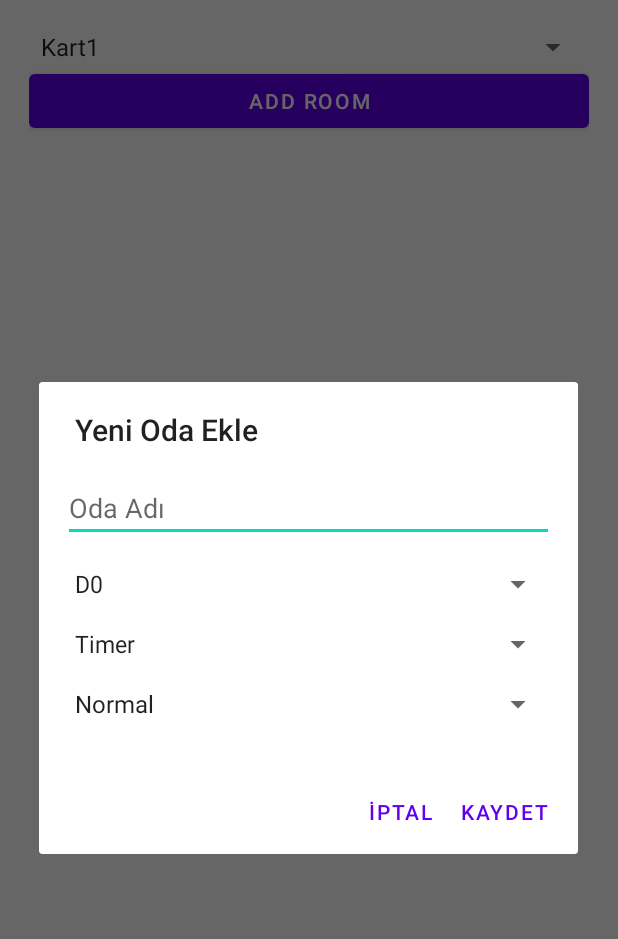
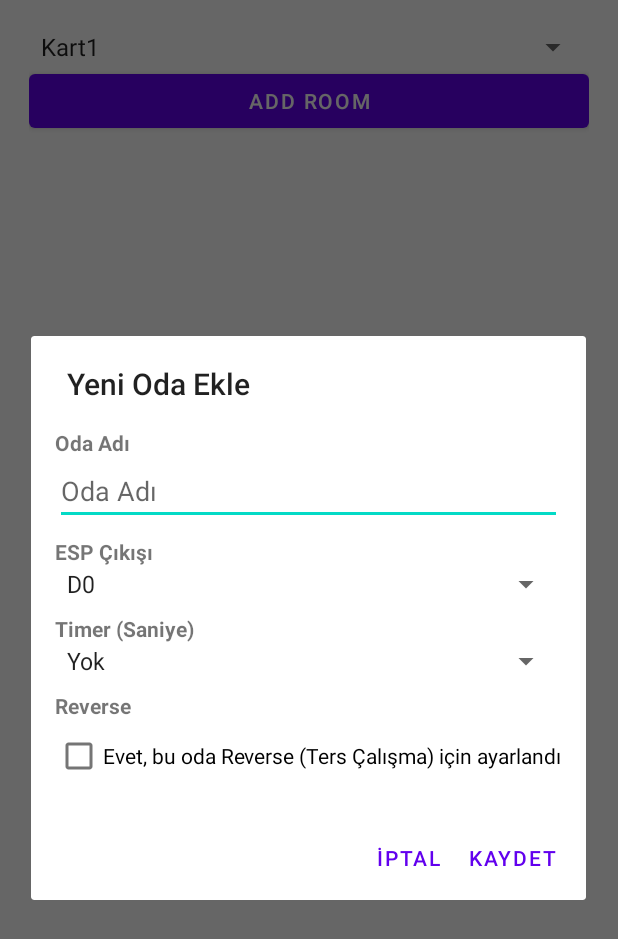
Before and after one commit to CvMrRj/NodeMCU_Prj, an Android app built with Jetpack Compose: the fragment SettingsFragment shown on its own in the app's theme, after a tap on "ADD ROOM", on a phone screen of 412 x 824 dp. Shown: the top 939 px of the screen. Run offline under Robolectric (Android 15) with nearby library versions, the light colour scheme and no system bars; our stand-ins replace Firebase (no records; nobody signed in at launch, a user with empty details on screens opened directly).

Commit message:
final last 2

```diff
--- a/app/src/main/java/com/example/esp8266control/SettingsFragment.kt
+++ b/app/src/main/java/com/example/esp8266control/SettingsFragment.kt
@@ -178,38 +178,34 @@ class SettingsFragment : Fragment() {
     private fun showAddRoomDialog() {
         val dialogView = LayoutInflater.from(requireContext()).inflate(R.layout.dialog_add_room, null)
         val etRoomName = dialogView.findViewById<EditText>(R.id.etRoomName)
-        val spinnerOutput = dialogView.findViewById<Spinner>(R.id.spinnerOutput) // ESP çıkışı için Spinner
+        val spinnerRoomIp = dialogView.findViewById<Spinner>(R.id.spinnerRoomIp)
         val spinnerTimer = dialogView.findViewById<Spinner>(R.id.spinnerTimer)
-        val spinnerRole = dialogView.findViewById<Spinner>(R.id.spinnerRole)
+        val checkboxRole = dialogView.findViewById<CheckBox>(R.id.checkboxRole)
 
-        // ESP çıkışı seçenekleri
-        val outputOptions = listOf("D0", "D1", "D2", "D3", "D4", "D5", "D6", "D7", "D8")
-        val outputAdapter = ArrayAdapter(requireContext(), android.R.layout.simple_spinner_item, outputOptions)
-        outputAdapter.setDropDownViewResource(android.R.layout.simple_spinner_dropdown_item)
-        spinnerOutput.adapter = outputAdapter
+        // ESP Çıkışı için Spinner seçenekleri
+        val espOptions = (0..8).map { "D$it" }
+        val espAdapter = ArrayAdapter(requireContext(), android.R.layout.simple_spinner_item, espOptions)
+        espAdapter.setDropDownViewResource(android.R.layout.simple_spinner_dropdown_item)
+        spinnerRoomIp.adapter = espAdapter
 
-        // Timer için seçenekler
-        val timerOptions = listOf("Timer") + (1..20).map { "$it saniye" }
+        // Timer için Spinner seçenekleri
+        val timerOptions = mutableListOf("Yok")
+        timerOptions.addAll((1..20).map { "$it saniye" })
         val timerAdapter = ArrayAdapter(requireContext(), android.R.layout.simple_spinner_item, timerOptions)
         timerAdapter.setDropDownViewResource(android.R.layout.simple_spinner_dropdown_item)
         spinnerTimer.adapter = timerAdapter
-
-        // Role için seçenekler
-        val roleOptions = listOf("Normal", "Reverse")
-        val roleAdapter = ArrayAdapter(requireContext(), android.R.layout.simple_spinner_item, roleOptions)
-        roleAdapter.setDropDownViewResource(android.R.layout.simple_spinner_dropdown_item)
-        spinnerRole.adapter = roleAdapter
 
         AlertDialog.Builder(requireContext())
             .setTitle("Yeni Oda Ekle")
             .setView(dialogView)
             .setPositiveButton("Kaydet") { _, _ ->
                 val roomName = etRoomName.text.toString()
-                val espOutput = spinnerOutput.selectedItem.toString()
-                val timerValue = if (spinnerTimer.selectedItemPosition == 0) null else spinnerTimer.selectedItemPosition
-                val roleValue = if (spinnerRole.selectedItem.toString() == "Reverse") "reverse" else null
+                val espOutput = spinnerRoomIp.selectedItem.toString()
+                val selectedTimer = spinnerTimer.selectedItemPosition
+                val timerValue = if (selectedTimer == 0) null else selectedTimer
+                val roleValue = if (checkboxRole.isChecked) "reverse" else null
 
-                if (roomName.isNotEmpty()) {
+                if (roomName.isNotEmpty() && espOutput.isNotEmpty()) {
                     val newRoom = Room(roomName, espOutput, true, timerValue, roleValue,selectedPath)
                     addRoomToFirebase(newRoom)
                 } else {
@@ -220,6 +216,8 @@ class SettingsFragment : Fragment() {
             .create()
             .show()
     }
+
+
 
 
 
@@ -245,45 +243,43 @@ class SettingsFragment : Fragment() {
     private fun showEditRoomDialog(room: Room) {
         val dialogView = LayoutInflater.from(requireContext()).inflate(R.layout.dialog_add_room, null)
         val etRoomName = dialogView.findViewById<EditText>(R.id.etRoomName)
-        val spinnerOutput = dialogView.findViewById<Spinner>(R.id.spinnerOutput) // ESP çıkışı için Spinner
+        val spinnerRoomIp = dialogView.findViewById<Spinner>(R.id.spinnerRoomIp)
         val spinnerTimer = dialogView.findViewById<Spinner>(R.id.spinnerTimer)
-        val spinnerRole = dialogView.findViewById<Spinner>(R.id.spinnerRole)
+        val checkboxRole = dialogView.findViewById<CheckBox>(R.id.checkboxRole)
 
-        // ESP çıkışı seçenekleri
-        val outputOptions = listOf("D0", "D1", "D2", "D3", "D4", "D5", "D6", "D7", "D8")
-        val outputAdapter = ArrayAdapter(requireContext(), android.R.layout.simple_spinner_item, outputOptions)
-        outputAdapter.setDropDownViewResource(android.R.layout.simple_spinner_dropdown_item)
-        spinnerOutput.adapter = outputAdapter
+        // ESP Çıkışı için Spinner seçenekleri
+        val espOptions = (0..8).map { "D$it" }
+        val espAdapter = ArrayAdapter(requireContext(), android.R.layout.simple_spinner_item, espOptions)
+        espAdapter.setDropDownViewResource(android.R.layout.simple_spinner_dropdown_item)
+        spinnerRoomIp.adapter = espAdapter
 
-        // Timer için seçenekler
-        val timerOptions = listOf("Timer None") + (1..20).map { "$it saniye" }
+        // Timer için Spinner seçenekleri
+        val timerOptions = mutableListOf("Yok")
+        timerOptions.addAll((1..20).map { "$it saniye" })
         val timerAdapter = ArrayAdapter(requireContext(), android.R.layout.simple_spinner_item, timerOptions)
         timerAdapter.setDropDownViewResource(android.R.layout.simple_spinner_dropdown_item)
         spinnerTimer.adapter = timerAdapter
 
-        // Role için seçenekler
-        val roleOptions = listOf("Normal", "Röle")
-        val roleAdapter = ArrayAdapter(requireContext(), android.R.layout.simple_spinner_item, roleOptions)
-        roleAdapter.setDropDownViewResource(android.R.layout.simple_spinner_dropdown_item)
-        spinnerRole.adapter = roleAdapter
-
-        // Mevcut oda bilgilerini doldur
+        // Mevcut değerleri set et
         etRoomName.setText(room.name)
-        spinnerOutput.setSelection(outputOptions.indexOf(room.ip))
-        spinnerTimer.setSelection(room.timer ?: 0)
-        spinnerRole.setSelection(if (room.role == "reverse") 1 else 0)
+        val espIndex = espOptions.indexOf(room.ip)
+        spinnerRoomIp.setSelection(espIndex)
+        val timerIndex = room.timer?.let { timerOptions.indexOf("$it saniye") } ?: 0
+        spinnerTimer.setSelection(timerIndex)
+        checkboxRole.isChecked = room.role == "reverse"
 
         AlertDialog.Builder(requireContext())
             .setTitle("Odayı Düzenle")
             .setView(dialogView)
             .setPositiveButton("Kaydet") { _, _ ->
                 val updatedName = etRoomName.text.toString()
-                val updatedOutput = spinnerOutput.selectedItem.toString()
-                val timerValue = if (spinnerTimer.selectedItemPosition == 0) null else spinnerTimer.selectedItemPosition
-                val roleValue = if (spinnerRole.selectedItem.toString() == "Reverse") "reverse" else null
+                val updatedIp = spinnerRoomIp.selectedItem.toString()
+                val selectedTimer = spinnerTimer.selectedItemPosition
+                val timerValue = if (selectedTimer == 0) null else selectedTimer
+                val roleValue = if (checkboxRole.isChecked) "reverse" else null
 
-                if (updatedName.isNotEmpty()) {
-                    updateRoomInFirebase(room, updatedName, updatedOutput, timerValue, roleValue)
+                if (updatedName.isNotEmpty() && updatedIp.isNotEmpty()) {
+                    updateRoomInFirebase(room, updatedName, updatedIp, timerValue, roleValue)
                 } else {
                     Toast.makeText(requireContext(), "Lütfen tüm alanları doldurun.", Toast.LENGTH_SHORT).show()
                 }
@@ -292,6 +288,7 @@ class SettingsFragment : Fragment() {
             .create()
             .show()
     }
+
 
 
 
--- a/app/src/main/res/layout/dialog_add_room.xml
+++ b/app/src/main/res/layout/dialog_add_room.xml
@@ -6,6 +6,12 @@
     android:padding="16dp">
 
     <!-- Oda Adı -->
+    <TextView
+        android:layout_width="match_parent"
+        android:layout_height="wrap_content"
+        android:text="Oda Adı"
+        android:textStyle="bold" />
+
     <EditText
         android:id="@+id/etRoomName"
         android:layout_width="match_parent"
@@ -13,28 +19,44 @@
         android:hint="Oda Adı"
         android:inputType="text" />
 
-    <!-- ESP Çıkış Seçimi için Spinner -->
-    <Spinner
-        android:id="@+id/spinnerOutput"
+    <!-- ESP Çıkışı -->
+    <TextView
         android:layout_width="match_parent"
         android:layout_height="wrap_content"
-        android:layout_marginTop="16dp"
-        android:hint="ESP Çıkışı Seçin" />
+        android:layout_marginTop="8dp"
+        android:text="ESP Çıkışı"
+        android:textStyle="bold" />
 
-    <!-- Timer Seçimi -->
+    <Spinner
+        android:id="@+id/spinnerRoomIp"
+        android:layout_width="match_parent"
+        android:layout_height="wrap_content" />
+
+    <!-- Timer -->
+    <TextView
+        android:layout_width="match_parent"
+        android:layout_height="wrap_content"
+        android:layout_marginTop="8dp"
+        android:text="Timer (Saniye)"
+        android:textStyle="bold" />
+
     <Spinner
         android:id="@+id/spinnerTimer"
         android:layout_width="match_parent"
-        android:layout_height="wrap_content"
-        android:layout_marginTop="16dp" />
+        android:layout_height="wrap_content" />
 
-    <!-- Role Seçimi -->
-    <Spinner
-        android:id="@+id/spinnerRole"
+    <!-- Reverse (Role) -->
+    <TextView
         android:layout_width="match_parent"
         android:layout_height="wrap_content"
-        android:layout_marginTop="16dp"
-        android:layout_marginBottom="16dp"
-        android:entries="@array/role_options" />
+        android:layout_marginTop="8dp"
+        android:text="Reverse"
+        android:textStyle="bold" />
+
+    <CheckBox
+        android:id="@+id/checkboxRole"
+        android:layout_width="wrap_content"
+        android:layout_height="wrap_content"
+        android:text="Evet, bu oda Reverse (Ters Çalışma) için ayarlandı" />
 
 </LinearLayout>
```
